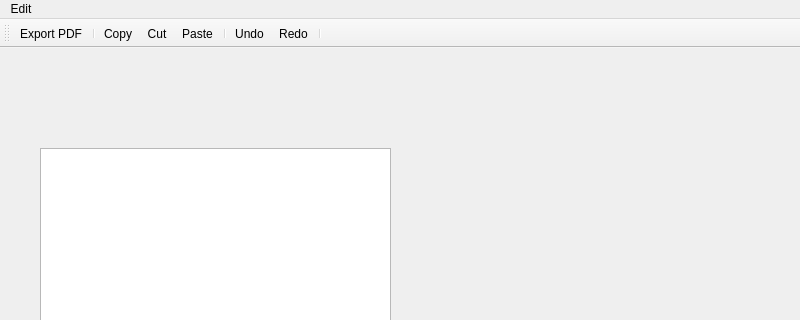
Before: the Qt Designer form GUI/SymposiumGui/notepad.ui in RickZack/Symposium, drawn with Qt 5; both pictures show x 0 to 800 and y 0 to 320 of the 800 by 600 pixel window.
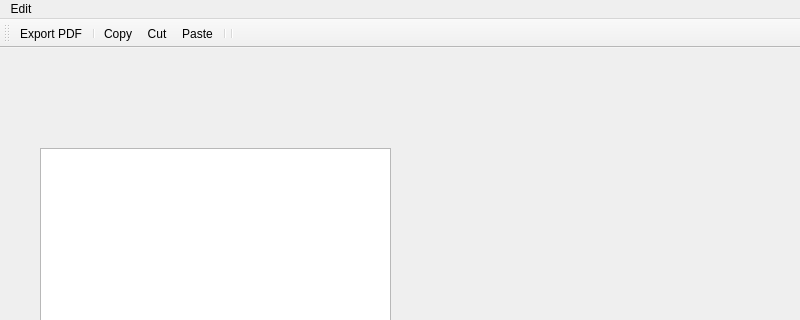
After: the same form once the commit is applied. Icons and pictures are not drawn.

Diff of the .ui file:
```diff
--- a/GUI/SymposiumGui/notepad.ui
+++ b/GUI/SymposiumGui/notepad.ui
@@ -64,8 +64,6 @@
    <addaction name="actionCut"/>
    <addaction name="actionPaste"/>
    <addaction name="separator"/>
-   <addaction name="actionUndo"/>
-   <addaction name="actionRedo"/>
    <addaction name="separator"/>
   </widget>
   <action name="Export_PDF">
@@ -95,24 +93,6 @@
     <string>Cut</string>
    </property>
   </action>
-  <action name="actionUndo">
-   <property name="icon">
-    <iconset resource="resources.qrc">
-     <normaloff>:/resources/images/win/editundo.png</normaloff>:/resources/images/win/editundo.png</iconset>
-   </property>
-   <property name="text">
-    <string>Undo</string>
-   </property>
-  </action>
-  <action name="actionRedo">
-   <property name="icon">
-    <iconset resource="resources.qrc">
-     <normaloff>:/resources/images/win/editredo.png</normaloff>:/resources/images/win/editredo.png</iconset>
-   </property>
-   <property name="text">
-    <string>Redo</string>
-   </property>
-  </action>
   <action name="actionPaste">
    <property name="icon">
     <iconset resource="resources.qrc">
```
Left out of the diff: 2 changed lines with no effect on the pictures.
